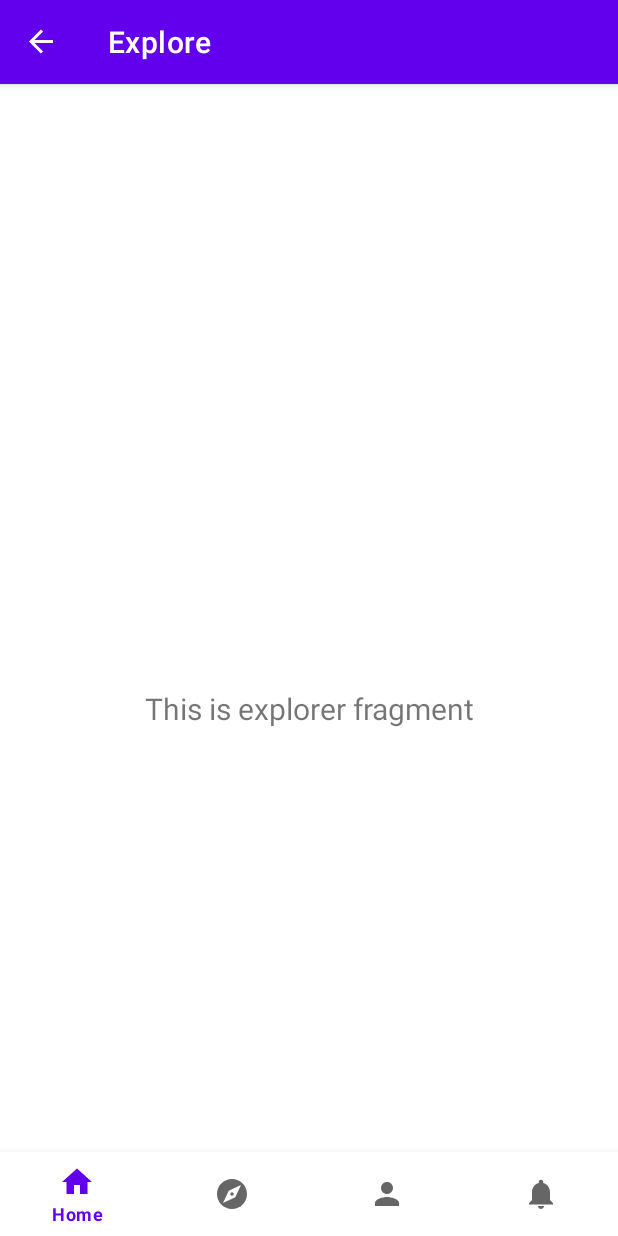
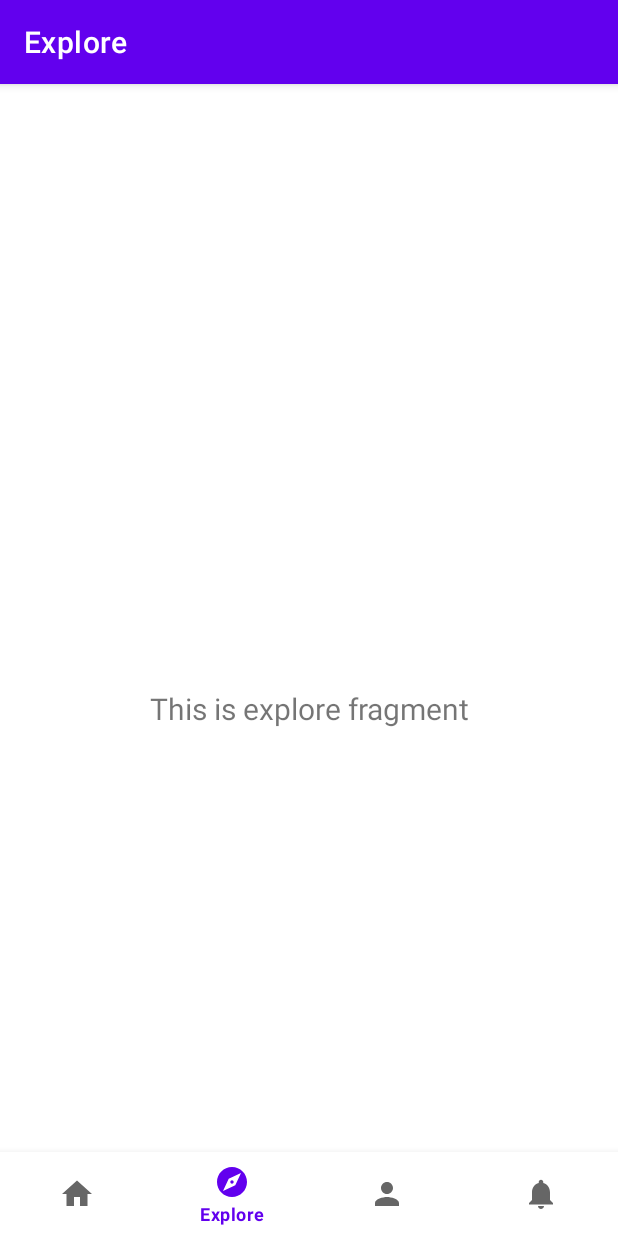
Before and after one commit to Sewmi1216/clubsync, an Android app: the ExploreFragment screen opened through its navigation route, on a phone screen of 412 x 824 dp. Run offline under Robolectric (Android 15) with nearby library versions, the phone set to English and light mode, and no system bars; our stand-ins replace Navigation 3, navigation-ui.

Commit message:
bottom bar completed

```diff
--- a/app/src/main/java/com/example/clubsync/ui/explore/ExploreViewModel.java
+++ b/app/src/main/java/com/example/clubsync/ui/explore/ExploreViewModel.java
@@ -10,7 +10,7 @@ public class ExploreViewModel extends ViewModel {
 
     public ExploreViewModel() {
         mText = new MutableLiveData<>();
-        mText.setValue("This is explorer fragment");
+        mText.setValue("This is explore fragment");
     }
 
     public LiveData<String> getText() {
--- a/app/src/main/res/navigation/mobile_navigation3.xml
+++ b/app/src/main/res/navigation/mobile_navigation3.xml
@@ -18,7 +18,7 @@
         tools:layout="@layout/fragment_profile" />
 
     <fragment
-        android:id="@+id/navigation_explorer"
+        android:id="@+id/navigation_explore"
         android:name="com.example.clubsync.ui.explore.ExploreFragment"
         android:label="Explore"
         tools:layout="@layout/fragment_explore" />
```
Also changed, not shown: 15 other files.
